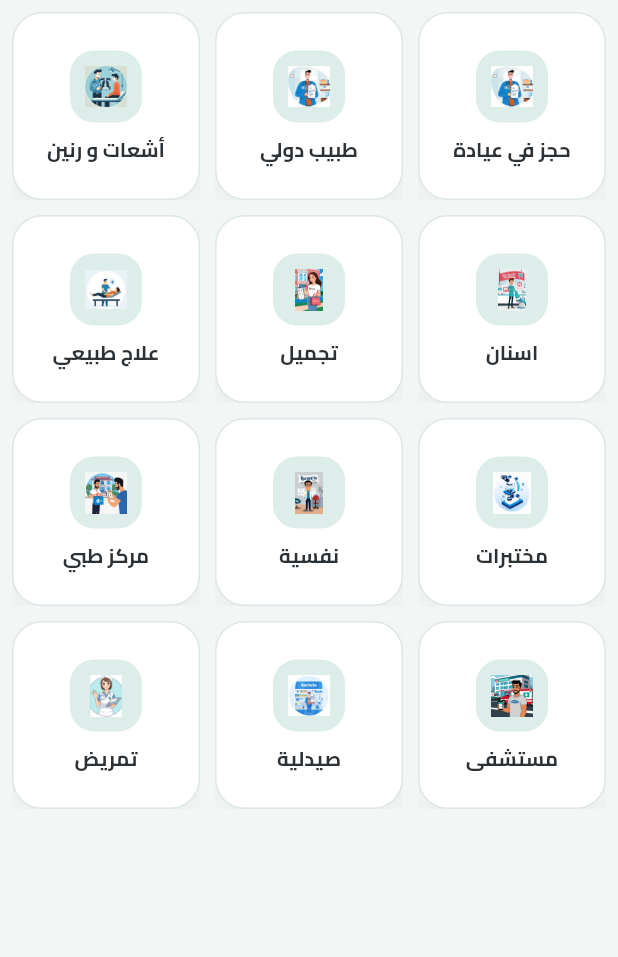
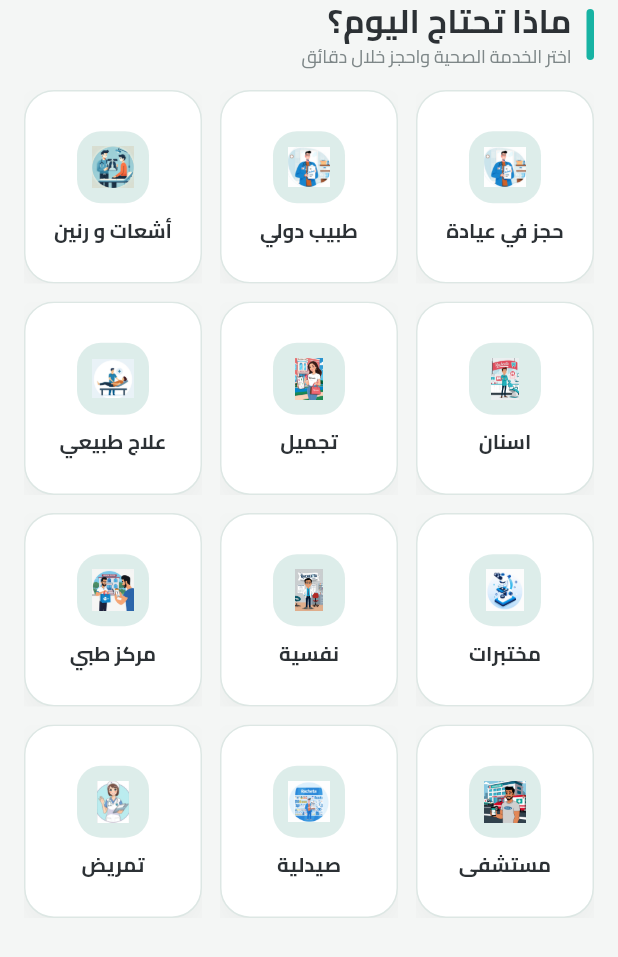
Before and after one commit to moahaimen/virach, a Flutter app: the HeaderSection widget shown alone on an empty page, opened directly, on a phone screen of 412 x 824 dp. Shown: the top 957 px of the screen. Run offline on Flutter 3.47's test engine with Material 3 defaults, Android fonts, the phone set to English and light mode, and no system bars; our stand-ins replace cached_network_image, carousel_slider, connectivity_plus, dio, file_picker, firebase_auth and 19 more; missing offline and left inert: firebase_app_check; accounts and stored records are empty; generated files the repository leaves out were written again; project files that could hold a hidden picture were left out.

Commit message:
Redesign services grid section

```diff
--- a/lib/widgets/home_screen_widgets/header_widgets/header_section_widget.dart
+++ b/lib/widgets/home_screen_widgets/header_widgets/header_section_widget.dart
@@ -1,10 +1,14 @@
 import 'package:flutter/material.dart';
 import 'package:provider/provider.dart';
+import 'package:racheeta/theme/app_theme.dart';
+
 import '../../../providers/header_option_provider.dart';
 import 'header_option_widget.dart';
 
 class HeaderSection extends StatelessWidget {
-  final Map<String, String> iconPaths = {
+  HeaderSection({super.key});
+
+  final Map<String, String> iconPaths = const {
     'حجز في عيادة': 'assets/icons/appointment.png',
     'طبيب دولي': 'assets/icons/appointment.png',
     'أشعات و رنين': 'assets/icons/x-ray.png',
@@ -16,44 +20,81 @@ class HeaderSection extends StatelessWidget {
     'مركز طبي': 'assets/icons/medical_centre_home_icon.png',
     'مستشفى': 'assets/icons/hospital_home_icon.png',
     'صيدلية': 'assets/icons/pharmacy.png',
-    // 'زيارة منزلية': 'assets/icons/doctor_visit.png',
-    //'بيطري': 'assets/icons/venterian.png',
     'تمريض': 'assets/icons/nurse.png',
   };
 
   @override
   Widget build(BuildContext context) {
-    print('Building HeaderSection widget...');
-    final headerOptionProvider = Provider.of<HeaderOptionProvider>(context);
+    final headerOptionProvider = Provider.of<HeaderOptionProvider>(context, listen: false);
+    final width = MediaQuery.of(context).size.width;
+    final crossAxisCount = width >= 900 ? 6 : width >= 600 ? 4 : 3;
 
     return Padding(
-      padding: const EdgeInsets.all(8.0),
-      child: GridView.builder(
-        gridDelegate: const SliverGridDelegateWithFixedCrossAxisCount(
-          crossAxisCount: 3,
-          crossAxisSpacing: 10,
-          mainAxisSpacing: 10,
-          childAspectRatio: 1.0, // Adjust aspect ratio to fit more content
-        ),
-        itemCount: iconPaths.keys.length,
-        itemBuilder: (context, index) {
-          String label = iconPaths.keys.elementAt(index);
-          String iconPath = iconPaths[label] ?? 'assets/icons/beuty.png';
-          print('Building grid item: $label with iconPath: $iconPath');
+      padding: const EdgeInsets.symmetric(horizontal: 16),
+      child: Column(
+        crossAxisAlignment: CrossAxisAlignment.stretch,
+        children: [
+          _SectionHeader(
+            title: 'ماذا تحتاج اليوم؟',
+            subtitle: 'اختر الخدمة الصحية واحجز خلال دقائق',
+          ),
+          const SizedBox(height: 14),
+          GridView.builder(
+            gridDelegate: SliverGridDelegateWithFixedCrossAxisCount(
+              crossAxisCount: crossAxisCount,
+              crossAxisSpacing: 12,
+              mainAxisSpacing: 12,
+              childAspectRatio: 0.92,
+            ),
+            itemCount: iconPaths.length,
+            shrinkWrap: true,
+            physics: const NeverScrollableScrollPhysics(),
+            itemBuilder: (context, index) {
+              final label = iconPaths.keys.elementAt(index);
+              final iconPath = iconPaths[label] ?? 'assets/icons/appointment.png';
 
-          return GestureDetector(
-            onTap: () {
-              print('Tapped on: $label');
-              headerOptionProvider.selectService(label);
-              print(
-                  'Service selected in provider: ${headerOptionProvider.selectedService}');
+              return GestureDetector(
+                onTap: () => headerOptionProvider.selectService(label),
+                child: HeaderOption(iconPath: iconPath, label: label),
+              );
             },
-            child: HeaderOption(iconPath: iconPath, label: label),
-          );
-        },
-        shrinkWrap: true,
-        physics: const NeverScrollableScrollPhysics(),
+          ),
+        ],
       ),
     );
   }
 }
+
+class _SectionHeader extends StatelessWidget {
+  const _SectionHeader({required this.title, required this.subtitle});
+
+  final String title;
+  final String subtitle;
+
+  @override
+  Widget build(BuildContext context) {
+    return Row(
+      children: [
+        Container(
+          width: 5,
+          height: 34,
+          decoration: BoxDecoration(
+            color: RacheetaColors.primary,
+            borderRadius: BorderRadius.circular(99),
+          ),
+        ),
+        const SizedBox(width: 10),
+        Expanded(
+          child: Column(
+            crossAxisAlignment: CrossAxisAlignment.start,
+            children: [
+              Text(title, style: Theme.of(context).textTheme.titleLarge),
+              const SizedBox(height: 2),
+              Text(subtitle, style: Theme.of(context).textTheme.bodySmall),
+            ],
+          ),
+        ),
+      ],
+    );
+  }
+}
```
